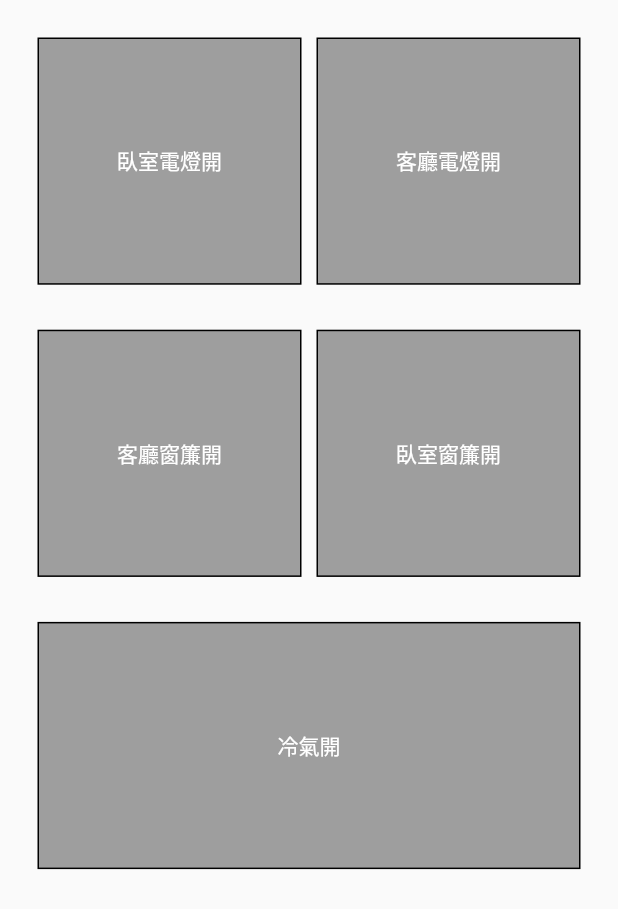
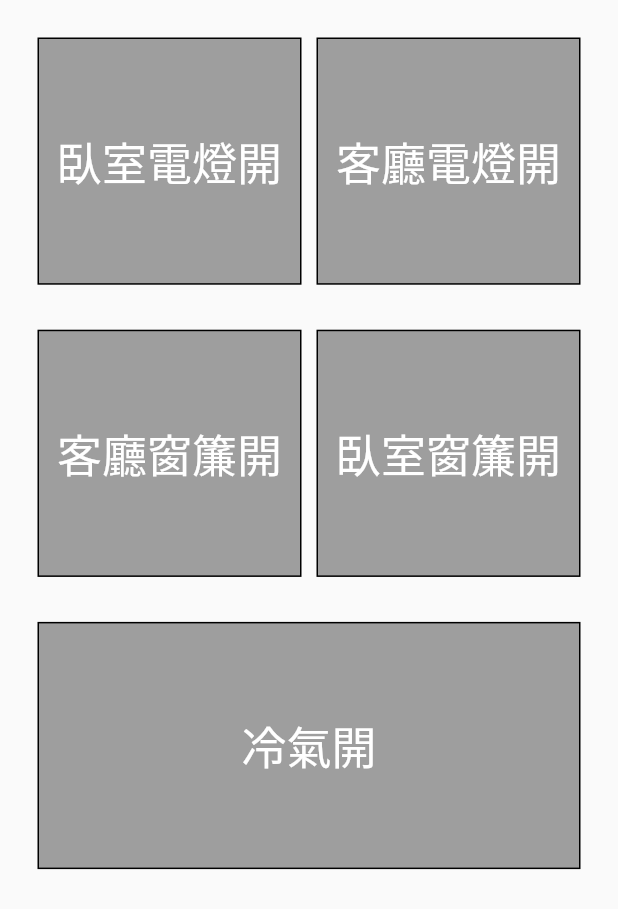
Before and after one commit to sappire11/family_alert, a Flutter app: the ControlPanel screen opened directly, on a phone screen of 412 x 824 dp. Shown: the top 909 px of the screen. Run offline on Flutter 3.47's test engine with Material 2 defaults, Android fonts, the phone set to English and light mode, and no system bars; our stand-ins replace chewie, dio, flutter_local_notifications, fluttertoast, sqflite, timezone and 2 more; missing offline and left inert: flutter_vlc_player; accounts and stored records are empty.

Commit message:
control_panel fontsize 30

```diff
--- a/lib/control_panel.dart
+++ b/lib/control_panel.dart
@@ -44,7 +44,7 @@ class _ControlPanelState extends State<ControlPanel> {
                           child: Center(
                               child: Text(
                                 "臥室電燈"+((switchController.controlPanel.bedRoomLight)?"關":"開"),
-                                style: TextStyle(color:(switchController.controlPanel.bedRoomLight)?Colors.black:Colors.white) ,
+                                style: TextStyle(color:(switchController.controlPanel.bedRoomLight)?Colors.black:Colors.white,fontSize: 30) ,
                           )),
                         )
                       ),
@@ -65,7 +65,7 @@ class _ControlPanelState extends State<ControlPanel> {
                           child: Center(
                                 child: Text(
                                     "客廳電燈"+((switchController.controlPanel.livingRoomLight)?"關":"開"),
-                                      style: TextStyle(color:(switchController.controlPanel.livingRoomLight)?Colors.black:Colors.white)
+                                      style: TextStyle(color:(switchController.controlPanel.livingRoomLight)?Colors.black:Colors.white,fontSize: 30)
                                       )),
 
 
@@ -93,7 +93,7 @@ class _ControlPanelState extends State<ControlPanel> {
                               border: Border.all(color: Colors.black,width: 1)
                           ),
                           child: Center(child: Text("客廳窗簾"+((switchController.controlPanel.bathroomLight)?"關":"開"),
-                              style: TextStyle(color:(switchController.controlPanel.bathroomLight)?Colors.black:Colors.white))),
+                              style: TextStyle(color:(switchController.controlPanel.bathroomLight)?Colors.black:Colors.white,fontSize: 30))),
                         )
                     ),
                   ),
@@ -111,7 +111,7 @@ class _ControlPanelState extends State<ControlPanel> {
                               border: Border.all(color: Colors.black,width: 1)
                           ),
                           child: Center(child: Text("臥室窗簾"+((switchController.controlPanel.livingRoomCurtain)?"關":"開"),
-                                style: TextStyle(color:(switchController.controlPanel.livingRoomCurtain)?Colors.black:Colors.white))),
+                                style: TextStyle(color:(switchController.controlPanel.livingRoomCurtain)?Colors.black:Colors.white,fontSize: 30))),
                         )
                     ),
                   ),
@@ -136,7 +136,7 @@ class _ControlPanelState extends State<ControlPanel> {
                               border: Border.all(color: Colors.black,width: 1)
                           ),
                           child: Center(child: Text("冷氣"+((switchController.controlPanel.airConditioner)?"關":"開"),
-                              style: TextStyle(color:(switchController.controlPanel.airConditioner)?Colors.black:Colors.white))),
+                              style: TextStyle(color:(switchController.controlPanel.airConditioner)?Colors.black:Colors.white,fontSize: 30))),
                         )
                     ),
                   ),
```
